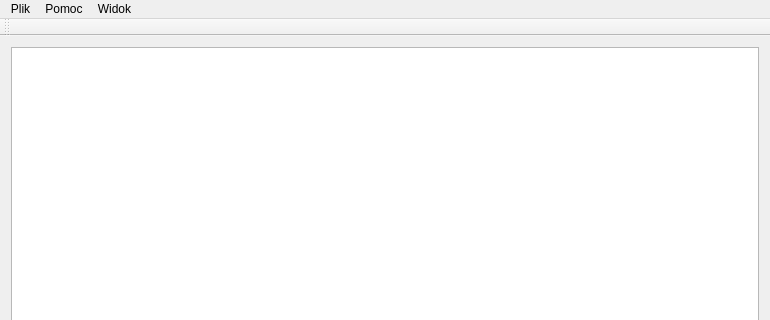
Before: the Qt Designer form mainwindow.ui in swierq/pic, drawn with Qt 5; both pictures show x 0 to 770 and y 0 to 320 of the 770 by 674 pixel window.
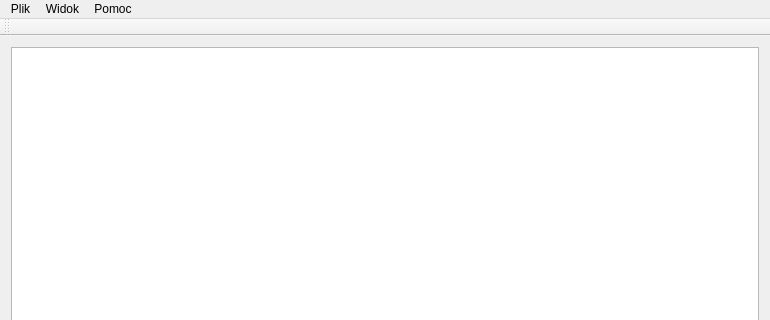
After: the same form once the commit is applied.

Commit message: Added zoom options to menu View.

Diff of the .ui file:
```diff
--- a/mainwindow.ui
+++ b/mainwindow.ui
@@ -36,19 +36,19 @@
     <addaction name="separator"/>
     <addaction name="separator"/>
    </widget>
-   <widget class="QMenu" name="menuPomoc">
-    <property name="title">
-     <string>Pomoc</string>
-    </property>
-   </widget>
    <widget class="QMenu" name="menuWidok">
     <property name="title">
      <string>Widok</string>
     </property>
    </widget>
+   <widget class="QMenu" name="menuPomoc">
+    <property name="title">
+     <string>Pomoc</string>
+    </property>
+   </widget>
    <addaction name="menuPlik"/>
-   <addaction name="menuPomoc"/>
    <addaction name="menuWidok"/>
+   <addaction name="menuPomoc"/>
   </widget>
   <widget class="QToolBar" name="mainToolBar">
    <attribute name="toolBarArea">
```
The commit also changes 2 other files.
